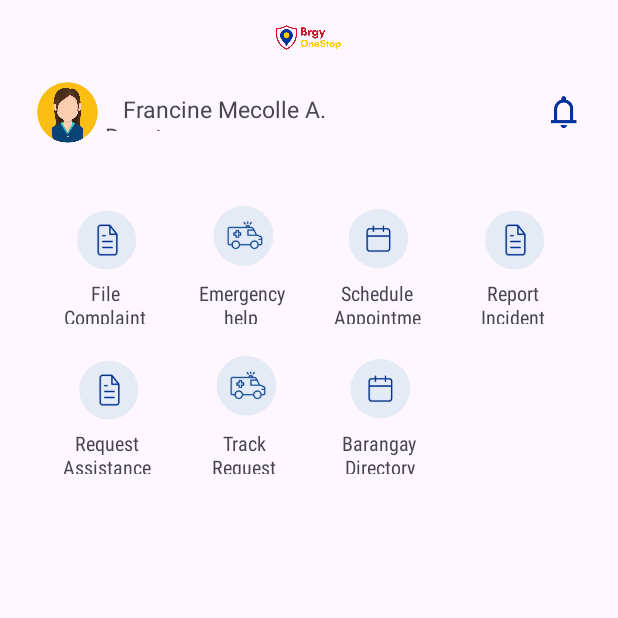
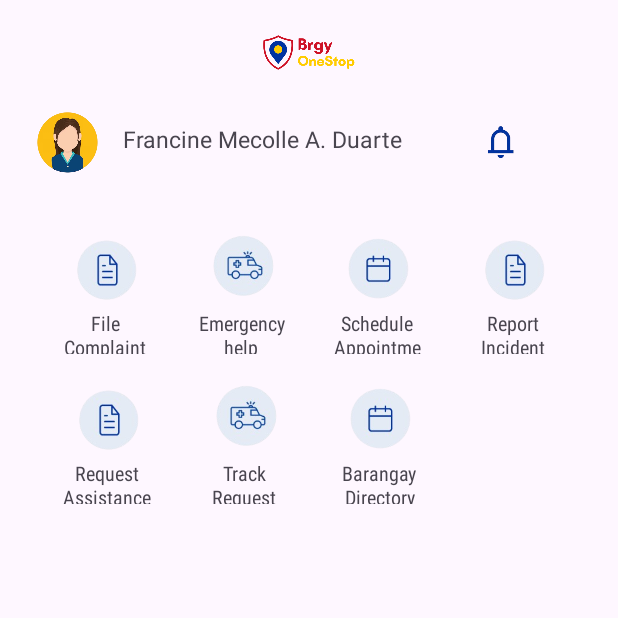
Before and after one commit to IgotW/BrgyOneStop, an Android app built with Jetpack Compose: the DashboardActivity screen opened directly, with no data from a screen before it, on a phone screen of 412 x 824 dp, the top half of it. Run offline under Robolectric (Android 15) with nearby library versions, the phone set to English and light mode, and no system bars.

Commit message:
test commit

```diff
--- a/app/src/main/res/layout/activity_dashboard.xml
+++ b/app/src/main/res/layout/activity_dashboard.xml
@@ -4,8 +4,8 @@
     android:layout_width="match_parent"
     android:layout_height="match_parent">
     <ImageView
-        android:layout_width="70dp"
-        android:layout_height="50dp"
+        android:layout_width="80dp"
+        android:layout_height="70dp"
         android:src="@drawable/brgyonestop_logowithword"
         android:layout_gravity="center"/>
     <ScrollView
@@ -25,7 +25,7 @@
                     android:layout_marginLeft="20dp"
                     android:src="@drawable/profile_user"/>
                 <TextView
-                    android:layout_width="190dp"
+                    android:layout_width="wrap_content"
                     android:layout_height="25dp"
                     android:layout_gravity="center_vertical"
                     android:text="   Francine Mecolle A. Duarte"
@@ -35,7 +35,7 @@
                     android:layout_height="30dp"
                     android:src="@drawable/notif"
                     android:layout_gravity="center_vertical"
-                    android:layout_marginLeft="100dp"/>
+                    android:layout_marginLeft="50dp"/>
             </LinearLayout>
             <LinearLayout
                 android:layout_width="match_parent"
```
